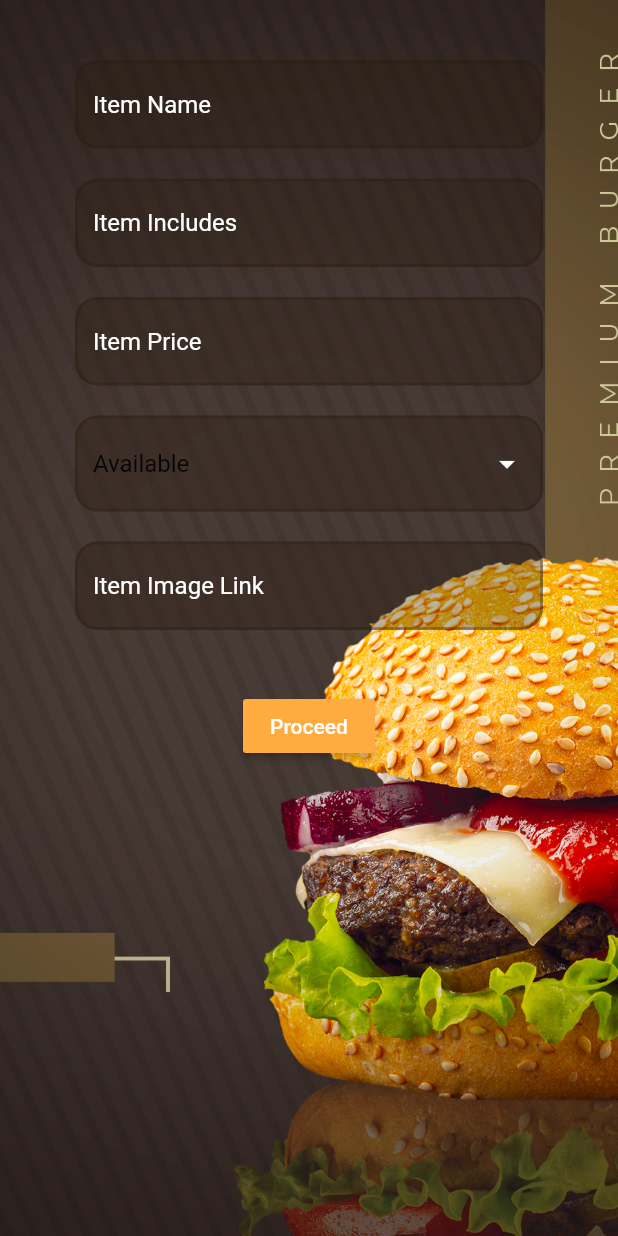
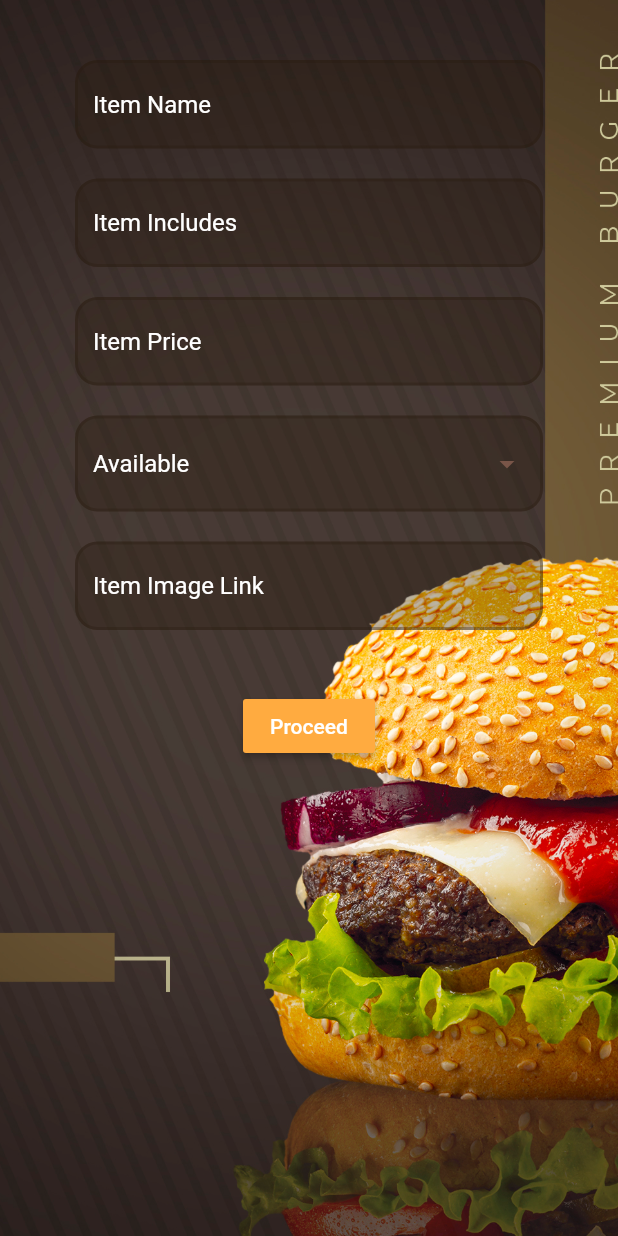
Before and after one commit to pasindupiumal/Flutter_CTSE, a Flutter app: the NewFoodItem screen opened directly, on a phone screen of 412 x 824 dp. Run offline on Flutter 3.47's test engine with Material 2 defaults, Android fonts, the light colour scheme and no system bars; our stand-ins replace cloud_firestore, firebase_auth, flutter_spinkit; accounts and stored records are empty.

Commit message:
final version

```diff
--- a/lib/screens/authentication/splash.dart
+++ b/lib/screens/authentication/splash.dart
@@ -24,8 +24,14 @@ class _SplashState extends State<Splash> {
   Widget build(BuildContext context) {
     return Scaffold(
       body: Container(
-        child: Text("Sample Text"),
-      ),
-    );
+
+        decoration: BoxDecoration(
+          image: DecorationImage(
+            image: AssetImage("images/sp.jpg"),
+            fit: BoxFit.cover,
+          ),
+        ),
+          ),
+        );
   }
 }
--- a/lib/screens/home/custom_dropdown.dart
+++ b/lib/screens/home/custom_dropdown.dart
@@ -851,9 +851,9 @@ class _DropdownButtonState<T> extends State<DropdownButton<T>>
 
       switch (Theme.of(context).brightness) {
         case Brightness.light:
-          return Colors.white;
+          return Colors.brown;
         case Brightness.dark:
-          return Colors.white;
+          return Colors.brown;
       }
     } else {
       if (widget.iconDisabledColor != null) {
@@ -862,9 +862,9 @@ class _DropdownButtonState<T> extends State<DropdownButton<T>>
 
       switch (Theme.of(context).brightness) {
         case Brightness.light:
-          return Colors.white;
+          return Colors.brown;
         case Brightness.dark:
-          return Colors.white;
+          return Colors.brown;
       }
     }
 
@@ -960,7 +960,7 @@ class _DropdownButtonState<T> extends State<DropdownButton<T>>
                   decoration: const BoxDecoration(
                       border: Border(
                           bottom: BorderSide(
-                              color: Color(0xFFBDBDBD), width: 0.0))),
+                              color: Colors.brown, width: 0.0))),
                 ),
           ),
         ],
--- a/lib/screens/home/newItem.dart
+++ b/lib/screens/home/newItem.dart
@@ -31,6 +31,7 @@ class _NewFoodItemState extends State<NewFoodItem> {
     return Scaffold(
 
       body: loading ? Loading() : Container(
+
 
         decoration: BoxDecoration(
           image: DecorationImage(
@@ -198,7 +199,7 @@ class _NewFoodItemState extends State<NewFoodItem> {
                           items: itemStatusOptions.map((item){
                             return custom.DropdownMenuItem(
                               value: item,
-                              child: Text('$item'),
+                              child: Text('$item' ,  style: TextStyle(color: Colors.white),),
                             );
                           }).toList(),
                           onChanged: (value){
--- a/pubspec.yaml
+++ b/pubspec.yaml
@@ -58,6 +58,7 @@ flutter:
     - images/regback.jpg
     - images/menuback.jpg
     - images/additemback.jpg
+    - images/sp.jpg
 
   # An image asset can refer to one or more resolution-specific "variants", see
   # https://flutter.dev/assets-and-images/#resolution-aware.
```
Also changed, not shown: images/sp.jpg (added).
